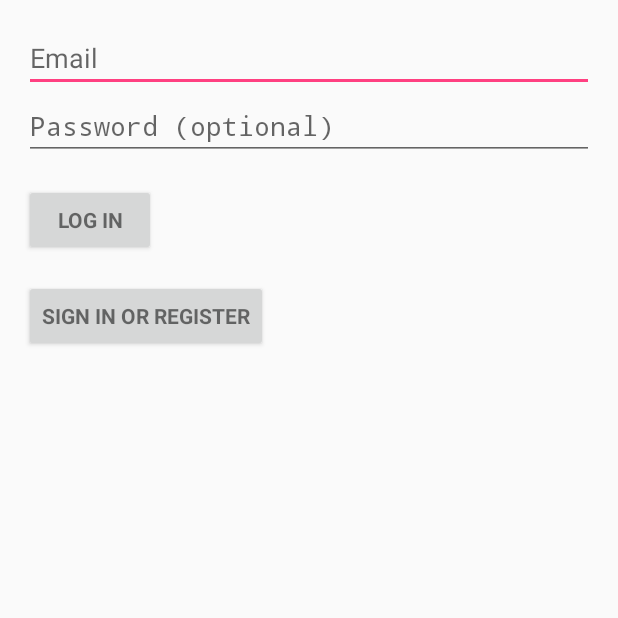
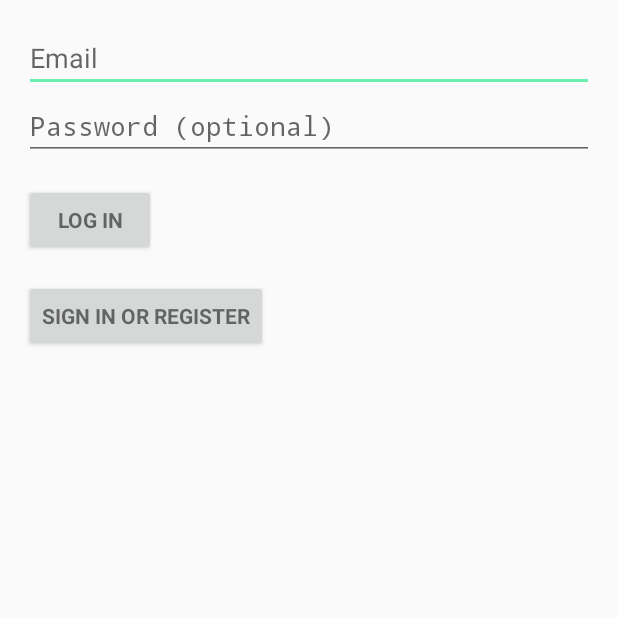
Before and after one commit to 2136280m/MapChat, an Android app: the LoginActivity screen opened directly, with no data from a screen before it, on a phone screen of 412 x 824 dp, the top half of it. Run offline under Robolectric (Android 15) with nearby library versions, the phone set to English and light mode, and no system bars.

Commit message:
Created changing please choose language bar and changed default colours for app to green

```diff
--- a/app/build.gradle
+++ b/app/build.gradle
@@ -44,5 +44,6 @@ dependencies {
     compile 'com.android.support:design:26.1.0'
     compile 'com.google.cloud:google-cloud-translate:1.20.0'
     compile 'com.google.cloud:google-cloud-translate:1.14.0'
+    compile 'com.tomer:fadingtextview:1.8.1'
 
 }
--- a/app/src/main/res/values/colors.xml
+++ b/app/src/main/res/values/colors.xml
@@ -1,6 +1,6 @@
 <?xml version="1.0" encoding="utf-8"?>
 <resources>
-    <color name="colorPrimary">#3F51B5</color>
-    <color name="colorPrimaryDark">#303F9F</color>
-    <color name="colorAccent">#FF4081</color>
+    <color name="colorPrimary">#8BC34A</color>
+    <color name="colorPrimaryDark">#33691E</color>
+    <color name="colorAccent">#69F0AE</color>
 </resources>
```
Also changed, not shown: app/src/main/java/com/example/alex/MapChat/ChooseLanguageActivity.java (+7 -0 lines), app/src/main/res/layout/activity_choose_language.xml (+11 -10 lines), app/src/main/res/values/pleasechooselanguage.xml (added, +12 -0 lines).
